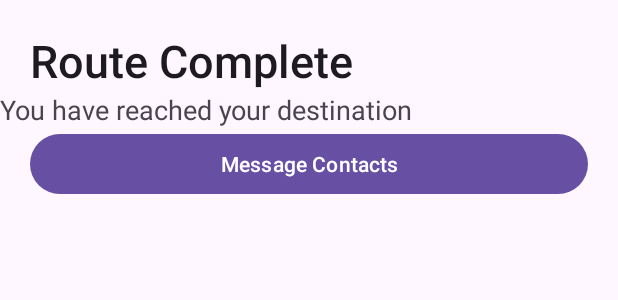
After one commit to samtack045/NightGuide, an Android app: the layout fragment_route_complete_sheet.xml on its own in the app's theme, with its tools: preview values and no code run, on a phone screen of 412 x 824 dp. The commit adds this screen. Shown: the top 300 px of the screen. Run offline under Robolectric (Android 15) with nearby library versions, the phone set to English and light mode, and no system bars.

Commit message:
New page now created when route finished, with option to message contacts, emergency contacts added back in

```diff
--- a/app/src/main/java/com/example/ng/ContactItem.kt
+++ b/app/src/main/java/com/example/ng/ContactItem.kt
@@ -9,7 +9,7 @@ import java.util.UUID
 class ContactItem(
     @ColumnInfo(name = "name") var name: String,
     @ColumnInfo(name = "number") var num: String,
-    //@ColumnInfo(name = "isEmergencyContact") var isEmergencyContact: Boolean,
+    @ColumnInfo(name = "isEmergencyContact") var isEmergencyContact: Boolean,
     @PrimaryKey(autoGenerate = true) var id: Int = 0
 )
 
--- a/app/src/main/java/com/example/ng/ContactViewModel.kt
+++ b/app/src/main/java/com/example/ng/ContactViewModel.kt
@@ -12,7 +12,6 @@ import java.util.UUID
 
 class ContactViewModel(private val repository: ContactItemRepository): ViewModel() {
     var contactItems: LiveData<List<ContactItem>> = repository.allContactItems.asLiveData()
-
 
     fun addContactItem(newContact: ContactItem) = viewModelScope.launch {
         repository.insertContactItem(newContact)
--- a/app/src/main/java/com/example/ng/MainActivity.kt
+++ b/app/src/main/java/com/example/ng/MainActivity.kt
@@ -85,7 +85,7 @@ class MainActivity : AppCompatActivity(), ContactItemClickListener {
         contactViewModel.contactItems.observe(this){
             binding.contactListRecyclerView.apply {
                 layoutManager = LinearLayoutManager(applicationContext)
-                adapter = ContactItemAdapter(it.filter { x -> x.num != null } as MutableList<ContactItem>, mainActivity)
+                adapter = ContactItemAdapter(it as MutableList<ContactItem>, mainActivity)
             }
         }
     }
--- /dev/null
+++ b/app/src/main/res/layout/fragment_route_complete_sheet.xml
@@ -0,0 +1,35 @@
+<?xml version="1.0" encoding="utf-8"?>
+<LinearLayout
+    android:orientation="vertical"
+    xmlns:android="http://schemas.android.com/apk/res/android"
+    xmlns:tools="http://schemas.android.com/tools"
+    android:layout_width="match_parent"
+    android:layout_height="wrap_content"
+    tools:context=".RouteCompleteSheet">
+
+    <TextView
+        android:id="@+id/routeCompleteTitle"
+        android:layout_width="match_parent"
+        android:layout_height="wrap_content"
+        android:text="Route Complete"
+        android:textSize="30sp"
+        android:layout_marginTop="20dp"
+        android:layout_marginStart="20dp"
+        style="@style/TextAppearance.AppCompat.Title"/>
+
+    <TextView
+        android:id="@+id/routeCompleteMessage"
+        android:layout_width="wrap_content"
+        android:layout_height="wrap_content"
+        android:textSize="18sp"
+        android:text="You have reached your destination" />
+
+    <com.google.android.material.button.MaterialButton
+        android:id="@+id/butmessageContacts"
+        android:layout_width="match_parent"
+        android:layout_height="wrap_content"
+        android:layout_gravity="center"
+        android:layout_marginHorizontal="20dp"
+        android:text="Message Contacts"/>
+
+</LinearLayout>
```
Also changed, not shown: app/src/main/java/com/example/ng/MapsActivity.kt (+5 -9 lines), app/src/main/java/com/example/ng/NewContactSheet.kt (+9 -15 lines), app/src/main/java/com/example/ng/RouteCompleteSheet.kt (added, +27 -0 lines).
